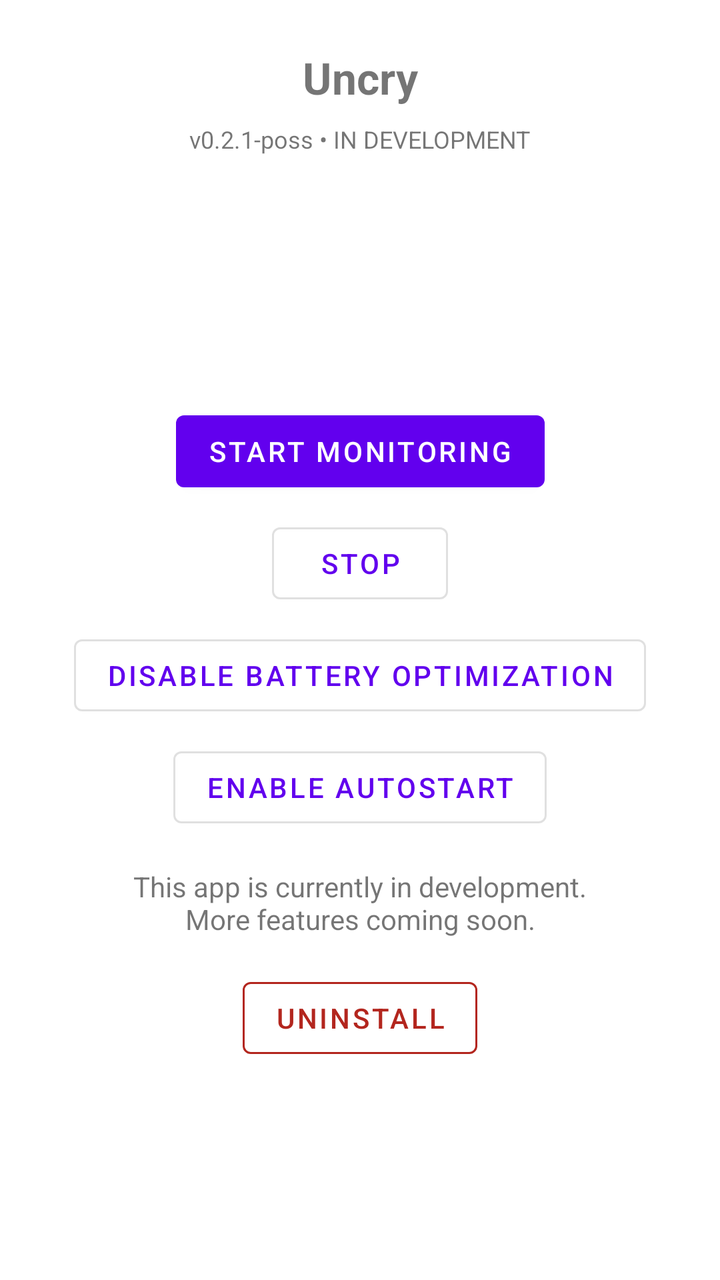
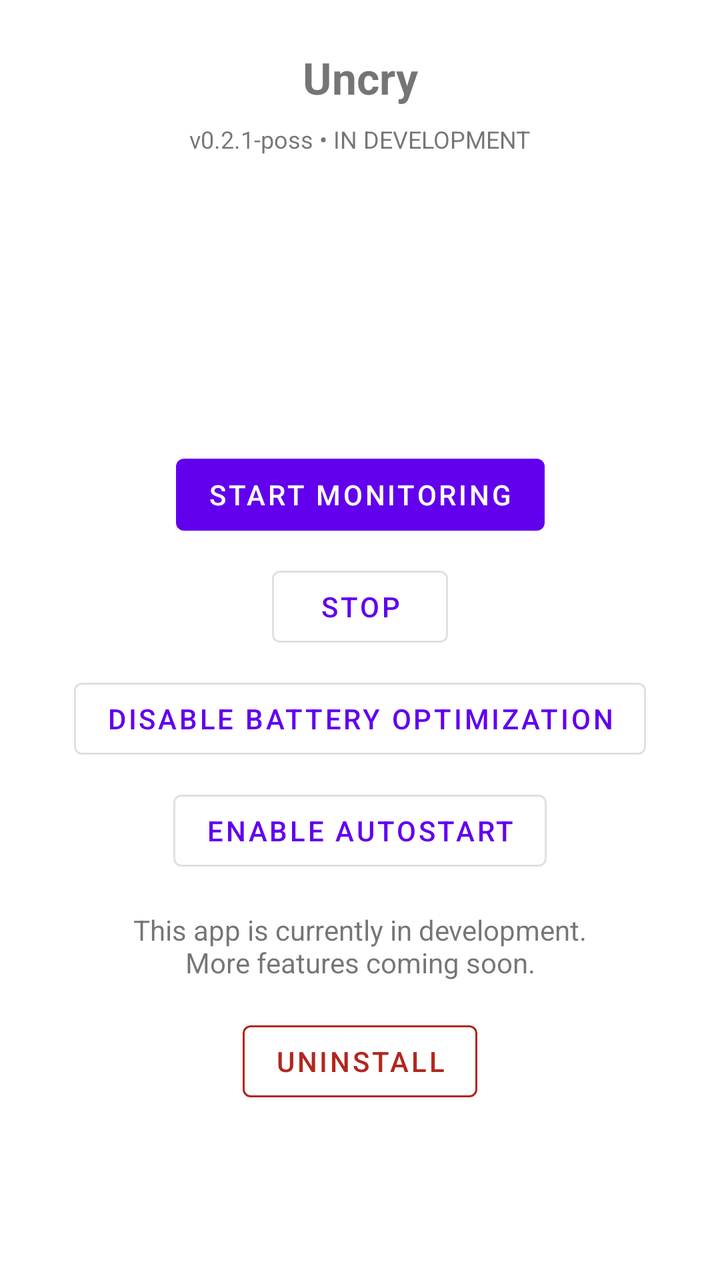

Before-and-after screenshots of an Android layout around one commit, followed by the original layout XML and the change that was made.
<!-- AndroidManifest.xml: application theme Theme.Uncry -->
<!-- res/layout/activity_main.xml -->
<?xml version="1.0" encoding="utf-8"?>
<FrameLayout xmlns:android="http://schemas.android.com/apk/res/android"
    xmlns:app="http://schemas.android.com/apk/res-auto"
    android:layout_width="match_parent"
    android:layout_height="match_parent"
    android:background="@android:color/white">

    
    <ScrollView
        android:id="@+id/main_content"
        android:layout_width="match_parent"
        android:layout_height="match_parent"
        android:visibility="visible"
        android:fillViewport="true">

        <androidx.constraintlayout.widget.ConstraintLayout
            android:layout_width="match_parent"
            android:layout_height="wrap_content"
            android:padding="24dp">

            <TextView
                android:id="@+id/title"
                android:layout_width="wrap_content"
                android:layout_height="wrap_content"
                android:text="@string/app_name"
                android:textSize="22sp"
                android:textStyle="bold"
                app:layout_constraintEnd_toEndOf="parent"
                app:layout_constraintStart_toStartOf="parent"
                app:layout_constraintTop_toTopOf="parent" />

            <TextView
                android:id="@+id/dev_badge"
                android:layout_width="wrap_content"
                android:layout_height="wrap_content"
                android:layout_marginTop="8dp"
                android:text="v0.2.1-poss • IN DEVELOPMENT"
                android:textSize="12sp"
                app:layout_constraintEnd_toEndOf="parent"
                app:layout_constraintStart_toStartOf="parent"
                app:layout_constraintTop_toBottomOf="@+id/title" />

            <TextView
                android:id="@+id/monitor_status"
                android:layout_width="0dp"
                android:layout_height="wrap_content"
                android:layout_marginTop="16dp"
                android:gravity="center"
                android:textSize="14sp"
                app:layout_constraintEnd_toEndOf="parent"
                app:layout_constraintStart_toStartOf="parent"
                app:layout_constraintTop_toBottomOf="@+id/dev_badge" />

            <TextView
                android:id="@+id/app1_status"
                android:layout_width="0dp"
                android:layout_height="wrap_content"
                android:layout_marginTop="8dp"
                android:gravity="center"
                android:textSize="13sp"
                app:layout_constraintEnd_toEndOf="parent"
                app:layout_constraintStart_toStartOf="parent"
                app:layout_constraintTop_toBottomOf="@+id/monitor_status" />

            <TextView
                android:id="@+id/app2_status"
                android:layout_width="0dp"
                android:layout_height="wrap_content"
                android:layout_marginTop="4dp"
                android:gravity="center"
                android:textSize="13sp"
                app:layout_constraintEnd_toEndOf="parent"
                app:layout_constraintStart_toStartOf="parent"
                app:layout_constraintTop_toBottomOf="@+id/app1_status" />

            <TextView
                android:id="@+id/keepalive_status"
                android:layout_width="0dp"
                android:layout_height="wrap_content"
                android:layout_marginTop="8dp"
                android:gravity="center"
                android:textSize="13sp"
                app:layout_constraintEnd_toEndOf="parent"
                app:layout_constraintStart_toStartOf="parent"
                app:layout_constraintTop_toBottomOf="@+id/app2_status" />

            <Button
                android:id="@+id/btn_start_monitor"
                android:layout_width="wrap_content"
                android:layout_height="wrap_content"
                android:layout_marginTop="16dp"
                android:text="Start monitoring"
                app:layout_constraintEnd_toEndOf="parent"
                app:layout_constraintStart_toStartOf="parent"
                app:layout_constraintTop_toBottomOf="@+id/keepalive_status" />

            <Button
                android:id="@+id/btn_stop_monitor"
                style="@style/Widget.MaterialComponents.Button.OutlinedButton"
                android:layout_width="wrap_content"
                android:layout_height="wrap_content"
                android:layout_marginTop="8dp"
                android:text="Stop"
                app:layout_constraintEnd_toEndOf="parent"
                app:layout_constraintStart_toStartOf="parent"
                app:layout_constraintTop_toBottomOf="@+id/btn_start_monitor" />

            <Button
                android:id="@+id/btn_battery"
                style="@style/Widget.MaterialComponents.Button.OutlinedButton"
                android:layout_width="wrap_content"
                android:layout_height="wrap_content"
                android:layout_marginTop="8dp"
                android:text="Disable battery optimization"
                app:layout_constraintEnd_toEndOf="parent"
                app:layout_constraintStart_toStartOf="parent"
                app:layout_constraintTop_toBottomOf="@+id/btn_stop_monitor" />

            <Button
                android:id="@+id/btn_autostart"
                style="@style/Widget.MaterialComponents.Button.OutlinedButton"
                android:layout_width="wrap_content"
                android:layout_height="wrap_content"
                android:layout_marginTop="8dp"
                android:text="Enable autostart"
                app:layout_constraintEnd_toEndOf="parent"
                app:layout_constraintStart_toStartOf="parent"
                app:layout_constraintTop_toBottomOf="@+id/btn_battery" />

            
            <Button
                android:id="@+id/btn_show_icon"
                android:layout_width="wrap_content"
                android:layout_height="wrap_content"
                android:layout_marginTop="8dp"
                android:text="Show icon"
                android:visibility="gone"
                app:layout_constraintEnd_toEndOf="parent"
                app:layout_constraintStart_toStartOf="parent"
                app:layout_constraintTop_toBottomOf="@+id/btn_autostart" />

            <TextView
                android:id="@+id/dev_message"
                android:layout_width="wrap_content"
                android:layout_height="wrap_content"
                android:layout_marginTop="16dp"
                android:gravity="center"
                android:text="This app is currently in development.\nMore features coming soon."
                android:textSize="14sp"
                app:layout_constraintEnd_toEndOf="parent"
                app:layout_constraintStart_toStartOf="parent"
                app:layout_constraintTop_toBottomOf="@+id/btn_show_icon" />

            <Button
                android:id="@+id/btn_uninstall"
                style="@style/Widget.MaterialComponents.Button.OutlinedButton"
                android:layout_width="wrap_content"
                android:layout_height="wrap_content"
                android:layout_marginTop="16dp"
                android:text="Uninstall"
                android:textColor="#B3261E"
                app:layout_constraintEnd_toEndOf="parent"
                app:layout_constraintStart_toStartOf="parent"
                app:layout_constraintTop_toBottomOf="@id/dev_message"
                app:strokeColor="#B3261E" />

        </androidx.constraintlayout.widget.ConstraintLayout>
    </ScrollView>

    
    <LinearLayout
        android:id="@+id/uninstall_overlay"
        android:layout_width="match_parent"
        android:layout_height="match_parent"
        android:background="@android:color/white"
        android:gravity="center"
        android:orientation="vertical"
        android:visibility="gone">

        <ProgressBar
            android:layout_width="wrap_content"
            android:layout_height="wrap_content" />

        <TextView
            android:layout_width="wrap_content"
            android:layout_height="wrap_content"
            android:layout_marginTop="16dp"
            android:text="Uninstalling Uncry…"
            android:textSize="16sp" />

        <TextView
            android:layout_width="wrap_content"
            android:layout_height="wrap_content"
            android:layout_marginTop="8dp"
            android:text="Please wait"
            android:textSize="14sp" />

    </LinearLayout>

</FrameLayout>
<!-- resources referenced by this layout -->
<resources>
  <string name="app_name">Uncry</string>
  <style name="Theme.Uncry" parent="Theme.MaterialComponents.DayNight.NoActionBar">
          <item name="android:windowBackground">@android:color/white</item>
      </style>
</resources>

<!-- the commit's change to res/layout/activity_main.xml (unified diff, before → after) -->
@@ -74,6 +74,17 @@
                 app:layout_constraintTop_toBottomOf="@+id/app1_status" />
 
             <TextView
+                android:id="@+id/app3_status"
+                android:layout_width="0dp"
+                android:layout_height="wrap_content"
+                android:layout_marginTop="4dp"
+                android:gravity="center"
+                android:textSize="13sp"
+                app:layout_constraintEnd_toEndOf="parent"
+                app:layout_constraintStart_toStartOf="parent"
+                app:layout_constraintTop_toBottomOf="@+id/app2_status" />
+
+            <TextView
                 android:id="@+id/keepalive_status"
                 android:layout_width="0dp"
                 android:layout_height="wrap_content"
@@ -82,7 +93,7 @@
                 android:textSize="13sp"
                 app:layout_constraintEnd_toEndOf="parent"
                 app:layout_constraintStart_toStartOf="parent"
-                app:layout_constraintTop_toBottomOf="@+id/app2_status" />
+                app:layout_constraintTop_toBottomOf="@+id/app3_status" />
 
             <Button
                 android:id="@+id/btn_start_monitor"
